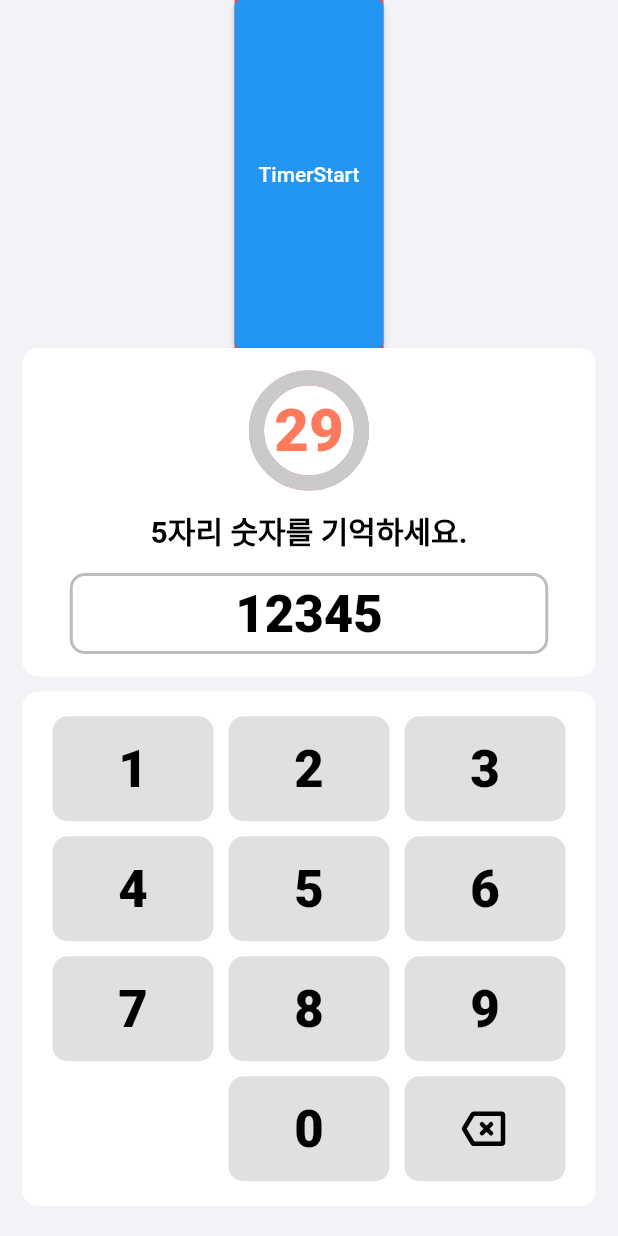
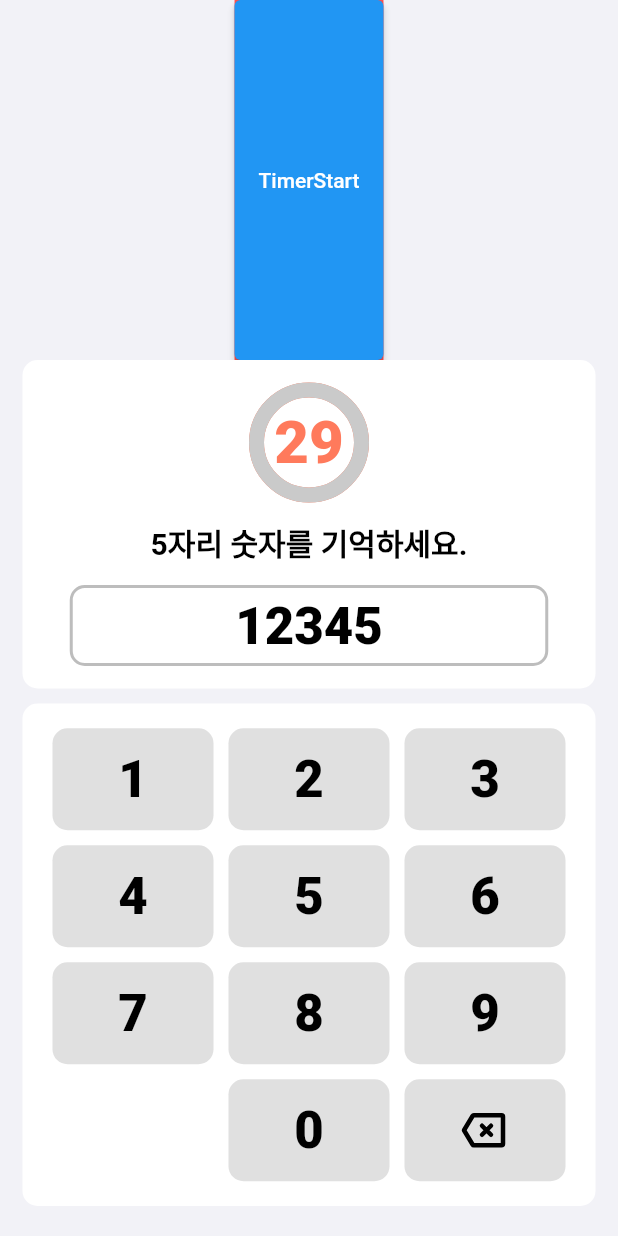
Before and after one commit to scpark7238/SimpleCalculator, a Flutter app: the screen it shows after launch, after a tap on "TimerStart", on a phone screen of 412 x 824 dp. Run offline on Flutter 3.47's test engine with Material 2 defaults, Android fonts, the phone set to English and light mode, and no system bars; drawn by our look-alikes of percent_indicator; our stand-ins replace flutter_screenutil, flutter_svg, math_expressions; Roboto replaces fonts that are missing (NotoSansCJKKR).

Commit message:
동적 레이아웃 적용

```diff
--- a/lib/memorize_number.dart
+++ b/lib/memorize_number.dart
@@ -93,25 +93,36 @@ class _MemorizeNumberState extends State<MemorizeNumber> {
     return Scaffold(
       body: Column(
         children: [
-          Expanded(
-            child: Container(
+          Container(
+            height: 240,
             color: Colors.redAccent,
             child: ElevatedButton(
               onPressed: () => _playGame(),
               child: Text('TimerStart'),
             ),
           ),
-          ),
           buildMiddle(context),
           const SizedBox(height: 10),
-          alarmMissionBoardBuilder(context, 343,
-              child:
-                  _buildMemorizeNumberCalc(context, onPressed: buttonPressed),
-              padding: const EdgeInsets.fromLTRB(15, 11.5, 15, 0)),
+          buildBottom(context),
           const SizedBox(height: 20),
         ],
       ),
     );
+  }
+
+  Widget buildBottom(BuildContext context) {
+    double borderHeight = MediaQuery.of(context).size.height - 240 - 249;
+    double buttonHeight = (borderHeight - (16.5 * 2) - (10 * 3)) / 4;
+    double buttonWidth =
+        (MediaQuery.of(context).size.width - (15 * 2) - (20 * 2) - (10 * 2)) /
+            3;
+
+    return alarmMissionBoardBuilder(context, borderHeight,
+        child: _buildMemorizeNumberCalc(context,
+            buttonWidth: buttonWidth,
+            buttonHeight: buttonHeight,
+            onPressed: buttonPressed),
+        padding: const EdgeInsets.fromLTRB(20, 16.5, 20, 16.5));
   }
 
   Widget buildMiddle(BuildContext context) {
@@ -213,54 +224,72 @@ class _MemorizeNumberState extends State<MemorizeNumber> {
 }
 
 Widget _buildMemorizeNumberCalc(BuildContext context,
-    {required Function(String) onPressed}) {
-  return Table(
-    defaultColumnWidth: const FlexColumnWidth(),
+    {required double buttonWidth,
+    required double buttonHeight,
+    required Function(String) onPressed}) {
+  return Column(
     //border: TableBorder.all(),
     children: [
-      TableRow(
+      Row(
+        mainAxisAlignment: MainAxisAlignment.spaceBetween,
         children: [
-          buildButton(context, '1', onPressed: onPressed),
-          buildButton(context, '2', onPressed: onPressed),
-          buildButton(context, '3', onPressed: onPressed),
+          buildButton(context, '1', buttonWidth, buttonHeight,
+              onPressed: onPressed),
+          buildButton(context, '2', buttonWidth, buttonHeight,
+              onPressed: onPressed),
+          buildButton(context, '3', buttonWidth, buttonHeight,
+              onPressed: onPressed),
         ],
       ),
-      TableRow(
+      const SizedBox(height: 10),
+      Row(
+        mainAxisAlignment: MainAxisAlignment.spaceBetween,
         children: [
-          buildButton(context, '4', onPressed: onPressed),
-          buildButton(context, '5', onPressed: onPressed),
-          buildButton(context, '6', onPressed: onPressed),
+          buildButton(context, '4', buttonWidth, buttonHeight,
+              onPressed: onPressed),
+          buildButton(context, '5', buttonWidth, buttonHeight,
+              onPressed: onPressed),
+          buildButton(context, '6', buttonWidth, buttonHeight,
+              onPressed: onPressed),
         ],
       ),
-      TableRow(
+      const SizedBox(height: 10),
+      Row(
+        mainAxisAlignment: MainAxisAlignment.spaceBetween,
         children: [
-          buildButton(context, '7', onPressed: onPressed),
-          buildButton(context, '8', onPressed: onPressed),
-          buildButton(context, '9', onPressed: onPressed),
+          buildButton(context, '7', buttonWidth, buttonHeight,
+              onPressed: onPressed),
+          buildButton(context, '8', buttonWidth, buttonHeight,
+              onPressed: onPressed),
+          buildButton(context, '9', buttonWidth, buttonHeight,
+              onPressed: onPressed),
         ],
       ),
-      TableRow(
+      const SizedBox(height: 10),
+      Row(
+        mainAxisAlignment: MainAxisAlignment.spaceBetween,
         children: [
-          const SizedBox(),
-          buildButton(context, '0', onPressed: onPressed),
-          buildButton(context, '⌫', onPressed: onPressed),
+          SizedBox(width: buttonWidth),
+          buildButton(context, '0', buttonWidth, buttonHeight,
+              onPressed: onPressed),
+          buildButton(context, '⌫', buttonWidth, buttonHeight,
+              onPressed: onPressed),
         ],
       ),
     ],
   );
 }
 
-Widget buildButton(BuildContext context, String buttonText,
+Widget buildButton(BuildContext context, String buttonText, double buttonWidth,
+    double buttonHeight,
     {required Function(String) onPressed,
     Color buttonColor = const Color(0xffe0e0e0)}) {
-  return Padding(
-    padding: const EdgeInsets.all(5.0),
-    child: ElevatedButton(
+  return ElevatedButton(
     onPressed: () => onPressed(buttonText),
     style: ElevatedButton.styleFrom(
       elevation: 0.0,
-        //maximumSize: const Size(101, 70),
-        fixedSize: const Size(101, 70),
+      //maximumSize: Size(190, buttonHeight),
+      fixedSize: Size(buttonWidth, buttonHeight),
       backgroundColor: buttonColor,
       shape: const RoundedRectangleBorder(
         borderRadius: BorderRadius.all(Radius.circular(10.0)),
@@ -276,7 +305,6 @@ Widget buildButton(BuildContext context, String buttonText,
                 fontSize: 34.0),
           )
         : SvgPicture.asset('assets/icon_delete_button.svg'),
-    ),
   );
 }
 
```
Also changed, not shown: pubspec.lock. Lines whose indentation alone changed are shown as unchanged.
